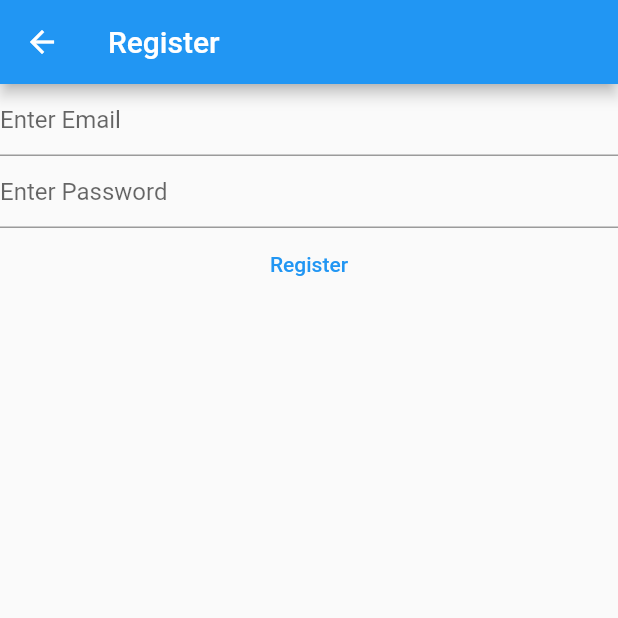
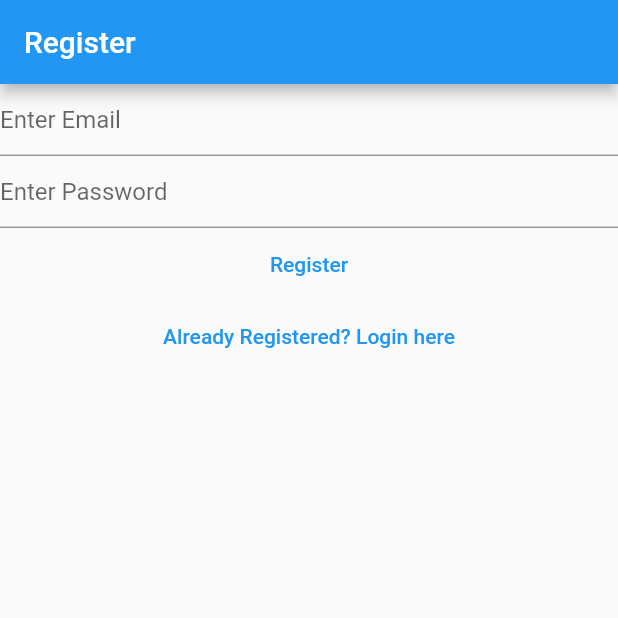
Before and after one commit to iamsumitmandloi/the-notes, a Flutter app: the RegisterView screen opened directly, on a phone screen of 412 x 824 dp, the top half of it. Run offline on Flutter 3.47's test engine with Material 2 defaults, Android fonts, the phone set to English and light mode, and no system bars; our stand-ins replace firebase_auth, firebase_core; accounts and stored records are empty.

Commit message:
login signup and verify email view

```diff
--- a/lib/views/register_view.dart
+++ b/lib/views/register_view.dart
@@ -33,16 +33,8 @@ class _RegisterViewState extends State<RegisterView> {
   @override
   Widget build(BuildContext context) {
     return Scaffold(
-      appBar: AppBar(
-        title: const Text('Register'),
-      ),
-      body: FutureBuilder(
-        future: Firebase.initializeApp(
-          options: DefaultFirebaseOptions.currentPlatform,),
-        builder: (context,snapshot){
-          switch (snapshot.connectionState){
-            case ConnectionState.done:
-              return Column(
+      appBar: AppBar(title: const Text('Register'),),
+      body: Column(
         children: [
           TextField(
             controller: _email,
@@ -87,14 +79,13 @@ class _RegisterViewState extends State<RegisterView> {
               }
             },
           ),
+          TextButton(
+            child: const Text('Already Registered? Login here'),
+            onPressed: () async {
+              Navigator.of(context).pushNamedAndRemoveUntil('/login/', (route) => false);
+            },
+          ),
         ],
-              );
-
-            default:
-              return const Center(child: Text('Loading'));
-          }
-
-        },
       ),
     );
   }
```
Also changed, not shown: lib/main.dart (+15 -14 lines), lib/views/login_view.dart (+9 -17 lines), lib/views/verify_email.dart (added, +36 -0 lines). Lines whose indentation alone changed are shown as unchanged.
